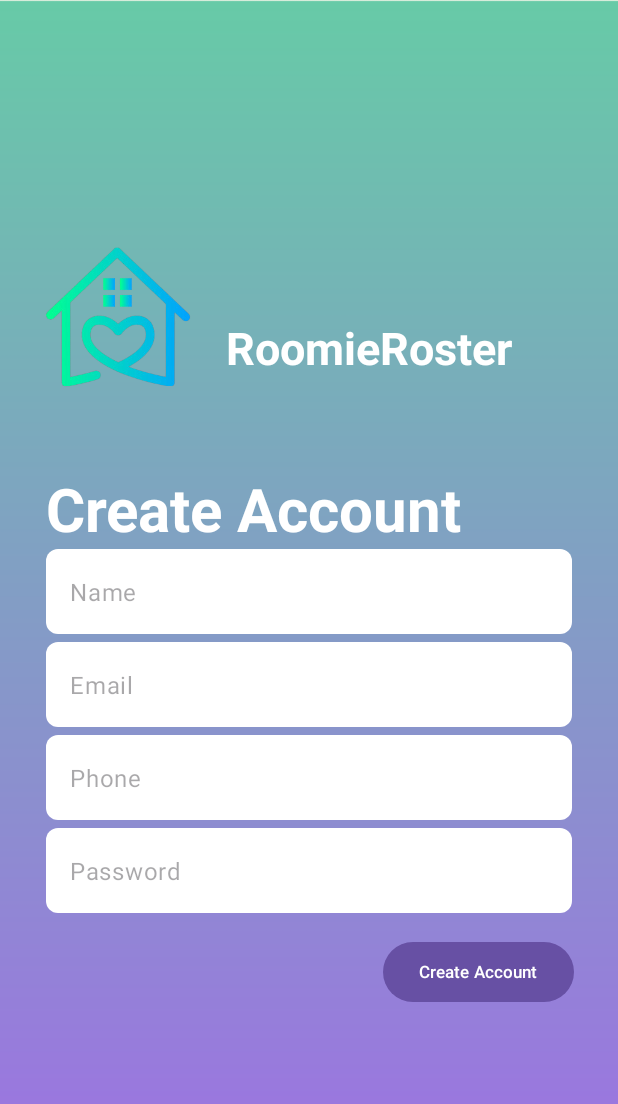
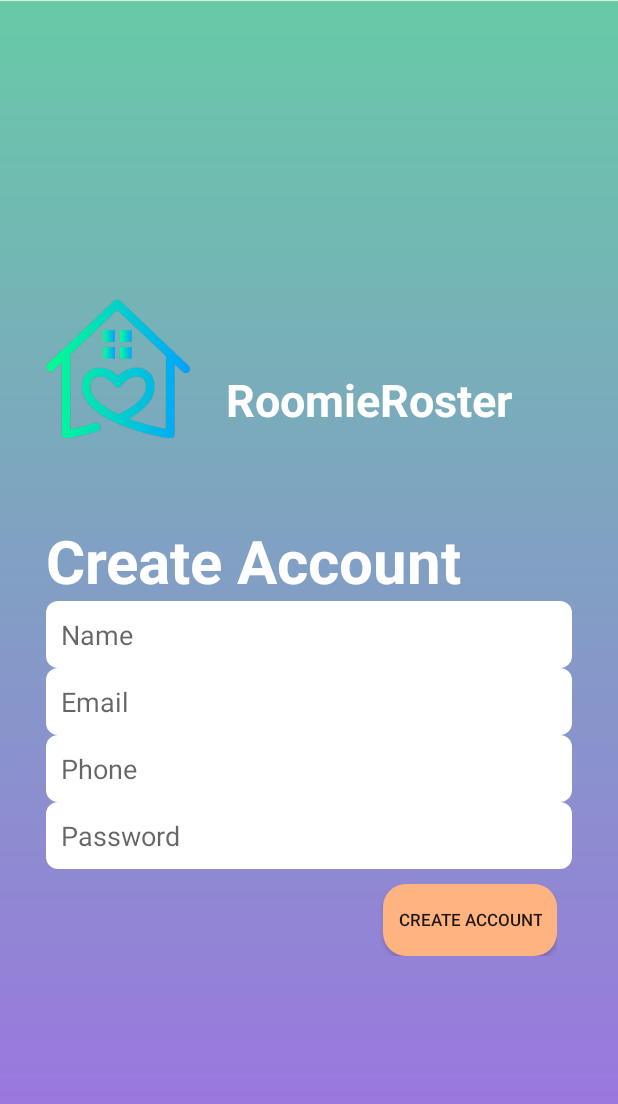
Before and after one commit to dylanroig23/RoomieRoster_AndroidApp, an Android app: the RegisterFragment screen opened directly, with no data from a screen before it, on a phone screen of 412 x 824 dp. Shown: the top 1104 px of the screen. Run offline under Robolectric (Android 15) with nearby library versions, the phone set to English and light mode, and no system bars.

Commit message:
Create House Option Activity, Fragment, and UI. Add transition to House Option screen after create account.

```diff
--- a/app/src/main/AndroidManifest.xml
+++ b/app/src/main/AndroidManifest.xml
@@ -31,6 +31,10 @@
             android:name="RoomieRoster.UI.Activities.HomeActivity"
             android:exported="true">
         </activity>
+        <activity
+            android:name="RoomieRoster.UI.Activities.HouseOptionActivity"
+            android:exported="true">
+        </activity>
     </application>
 
 </manifest>
--- a/app/src/main/java/RoomieRoster/UI/Fragments/RegisterFragment.java
+++ b/app/src/main/java/RoomieRoster/UI/Fragments/RegisterFragment.java
@@ -19,6 +19,7 @@ import com.RoomieRoster.R;
 import com.google.android.material.textfield.TextInputEditText;
 import com.google.android.material.textfield.TextInputLayout;
 
+import RoomieRoster.UI.Activities.HouseOptionActivity;
 import RoomieRoster.UI.Activities.LoginActivity;
 import RoomieRoster.UI.Activities.RegisterActivity;
 
@@ -105,7 +106,7 @@ public class RegisterFragment extends Fragment {
 
                     //ADD FIREBASE CREATE ACCOUNT HERE
 
-                    Intent intent = new Intent(getActivity(), LoginActivity.class);
+                    Intent intent = new Intent(getActivity(), HouseOptionActivity.class);
 
                     // Start the SecondActivity
                     startActivity(intent);
--- /dev/null
+++ b/app/src/main/res/drawable/continue_button.xml
@@ -0,0 +1,6 @@
+<?xml version="1.0" encoding="utf-8"?>
+
+<shape xmlns:android="http://schemas.android.com/apk/res/android">
+    <solid android:color="#ffb380" /> <!-- Background color -->
+    <corners android:radius="15dp" /> <!-- Radius for rounded corners -->
+</shape>
--- a/app/src/main/res/layout/fragment_register.xml
+++ b/app/src/main/res/layout/fragment_register.xml
@@ -54,15 +54,17 @@
         android:layout_height="wrap_content"
         android:id="@+id/name_hint"
         android:layout_marginStart="15dp"
-        android:layout_marginEnd="15dp"
-        android:paddingBottom="5dp">
+        android:layout_marginEnd="15dp">
 
         <com.google.android.material.textfield.TextInputEditText
             android:layout_width="match_parent"
             android:layout_height="wrap_content"
             android:id="@+id/register_name"
             android:hint="@string/Register_Name"
-            android:background="@drawable/rounded_edittext_bg">
+            android:background="@drawable/rounded_edittext_bg"
+            android:paddingTop="10dp"
+            android:paddingBottom="10dp"
+            android:paddingStart="10dp">
         </com.google.android.material.textfield.TextInputEditText>
     </com.google.android.material.textfield.TextInputLayout>
 
@@ -71,14 +73,16 @@
         android:layout_height="wrap_content"
         android:layout_marginStart="15dp"
         android:layout_marginEnd="15dp"
-        android:paddingBottom="5dp"
         android:id="@+id/email_reg_hint">
         <com.google.android.material.textfield.TextInputEditText
             android:layout_width="match_parent"
             android:layout_height="wrap_content"
             android:id="@+id/register_email"
             android:hint="@string/Register_Email"
-            android:background="@drawable/rounded_edittext_bg">
+            android:background="@drawable/rounded_edittext_bg"
+            android:paddingTop="10dp"
+            android:paddingBottom="10dp"
+            android:paddingStart="10dp">
         </com.google.android.material.textfield.TextInputEditText>
     </com.google.android.material.textfield.TextInputLayout>
 
@@ -87,14 +91,17 @@
         android:layout_height="wrap_content"
         android:layout_marginStart="15dp"
         android:layout_marginEnd="15dp"
-        android:paddingBottom="5dp"
+
         android:id="@+id/phone_reg_hint">
         <com.google.android.material.textfield.TextInputEditText
             android:layout_width="match_parent"
             android:layout_height="wrap_content"
             android:id="@+id/register_phone"
             android:hint="@string/Register_Phone"
-            android:background="@drawable/rounded_edittext_bg">
+            android:background="@drawable/rounded_edittext_bg"
+            android:paddingTop="10dp"
+            android:paddingBottom="10dp"
+            android:paddingStart="10dp">
         </com.google.android.material.textfield.TextInputEditText>
     </com.google.android.material.textfield.TextInputLayout>
 
@@ -103,14 +110,17 @@
         android:layout_height="wrap_content"
         android:layout_marginStart="15dp"
         android:layout_marginEnd="15dp"
-        android:paddingBottom="5dp"
+
         android:id="@+id/password_reg_hint">
         <com.google.android.material.textfield.TextInputEditText
             android:layout_width="match_parent"
             android:layout_height="wrap_content"
             android:id="@+id/register_password"
             android:hint="@string/Register_Password"
-            android:background="@drawable/rounded_edittext_bg">
+            android:background="@drawable/rounded_edittext_bg"
+            android:paddingTop="10dp"
+            android:paddingBottom="10dp"
+            android:paddingStart="10dp">
         </com.google.android.material.textfield.TextInputEditText>
     </com.google.android.material.textfield.TextInputLayout>
 
@@ -124,8 +134,10 @@
             android:id="@+id/btn_register"
             android:text = "@string/Register_CreateAccount"
             android:textSize = "11sp"
-            android:layout_marginStart="240dp"/>
+            android:background="@drawable/continue_button"
+            android:layout_marginStart="240dp"
+            android:paddingStart="10dp"
+            android:paddingEnd="10dp"/>
     </RelativeLayout>
 
-
 </LinearLayout>
--- a/app/src/main/res/values/strings.xml
+++ b/app/src/main/res/values/strings.xml
@@ -13,4 +13,6 @@
     <string name="Register_Phone">Phone</string>
     <string name="Register_Password">Password</string>
     <string name="Home_InProgress">Home Page in Progress!</string>
+    <string name="New_House">New House</string>
+    <string name="Join_House">Join House</string>
 </resources>
--- a/app/src/main/res/values/themes.xml
+++ b/app/src/main/res/values/themes.xml
@@ -1,6 +1,6 @@
 <resources xmlns:tools="http://schemas.android.com/tools">
     <!-- Base application theme. -->
-    <style name="Base.Theme.RoomieRoster" parent="Theme.Material3.DayNight.NoActionBar">
+    <style name="Base.Theme.RoomieRoster" parent="Theme.AppCompat.Light.NoActionBar">
         <!-- Customize your light theme here. -->
         <!-- <item name="colorPrimary">@color/my_light_primary</item> -->
     </style>
```
Also changed, not shown: app/src/main/java/RoomieRoster/UI/Activities/HouseOptionActivity.java (added, +65 -0 lines), app/src/main/java/RoomieRoster/UI/Fragments/HouseOptionFragment.java (added, +97 -0 lines), app/src/main/res/layout/fragment_house_option.xml (added, +61 -0 lines), app/src/main/res/layout/fragment_login.xml (+13 -6 lines).
